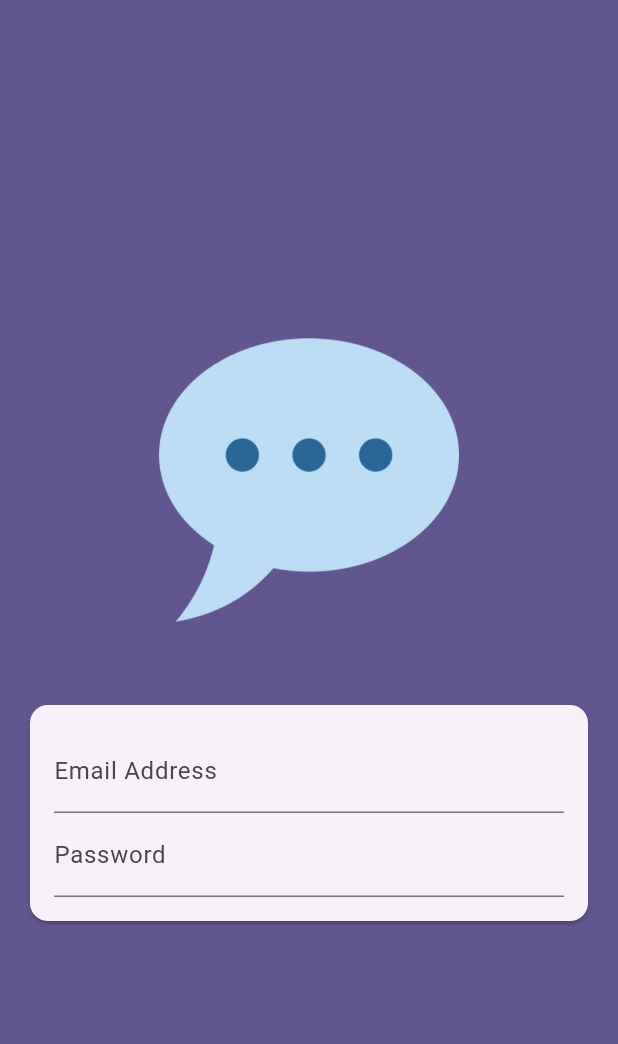
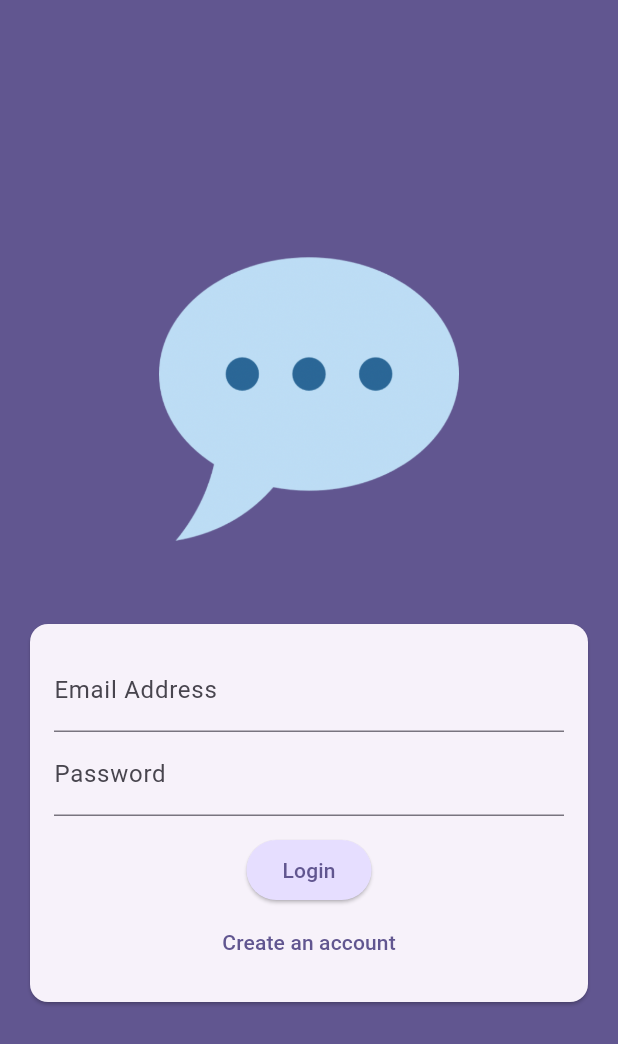
Before and after one commit to AnaLeonel/ChatApp, a Flutter app: the screen it shows after launch, on a phone screen of 412 x 824 dp. Shown: the top 1044 px of the screen. Run offline on Flutter 3.47's test engine with Material 3 defaults, Android fonts, the phone set to English and light mode, and no system bars.

Commit message:
AuthScreen

```diff
--- a/lib/main.dart
+++ b/lib/main.dart
@@ -11,6 +11,7 @@ class App extends StatelessWidget {
   @override
   Widget build(BuildContext context) {
     return MaterialApp(
+      debugShowCheckedModeBanner: false,
       title: 'FlutterChat',
       theme: ThemeData().copyWith(
         useMaterial3: true,
--- a/lib/screens/auth.dart
+++ b/lib/screens/auth.dart
@@ -10,6 +10,20 @@ class AuthScreen extends StatefulWidget {
 }
 
 class _AuthScreenState extends State<AuthScreen> {
+  final _form = GlobalKey<FormState>();
+
+  var _isLogin = true;
+  var _enteredEmail = '';
+  var _enteredPassword = '';
+
+  void _submit() {
+    final isValid = _form.currentState!.validate();
+
+    if (isValid) {
+      _form.currentState!.save();
+    }
+  }
+
   @override
   Widget build(BuildContext context) {
     return Scaffold(
@@ -35,22 +49,63 @@ class _AuthScreenState extends State<AuthScreen> {
                   child: Padding(
                     padding: const EdgeInsets.all(16),
                     child: Form(
+                      key: _form,
                       child: Column(
                         mainAxisSize: MainAxisSize.min,
                         children: [
                           TextFormField(
                             decoration: const InputDecoration(
-                              labelText: 'Email Address'
-                            ),
+                                labelText: 'Email Address'),
                             keyboardType: TextInputType.emailAddress,
                             autocorrect: false,
                             textCapitalization: TextCapitalization.none,
+                            validator: (value) {
+                              if (value == null ||
+                                  value.trim().isEmpty ||
+                                  !value.contains('@')) {
+                                return 'Plase enter a valid email address.';
+                              }
+
+                              return null;
+                            },
+                            onSaved: (value) {
+                              _enteredEmail = value!;
+                            },
                           ),
                           TextFormField(
-                            decoration: const InputDecoration(
-                              labelText: 'Password'
+                            decoration:
+                                const InputDecoration(labelText: 'Password'),
+                            obscureText: true,
+                            validator: (value) {
+                              if (value == null || value.trim().length < 6) {
+                                return 'Password must be at least 6 characters long.';
+                              }
+
+                              return null;
+                            },
+                            onSaved: (value) {
+                              _enteredPassword = value!;
+                            },
+                          ),
+                          const SizedBox(height: 12),
+                          ElevatedButton(
+                            onPressed: _submit,
+                            style: ElevatedButton.styleFrom(
+                              backgroundColor: Theme.of(context)
+                                  .colorScheme
+                                  .primaryContainer,
                             ),
-                            obscureText: true,
+                            child: Text(_isLogin ? 'Login' : 'Signup'),
+                          ),
+                          TextButton(
+                            onPressed: () {
+                              setState(() {
+                                _isLogin = !_isLogin;
+                              });
+                            },
+                            child: Text(_isLogin
+                                ? 'Create an account'
+                                : 'I already have an account.'),
                           ),
                         ],
                       ),
```
